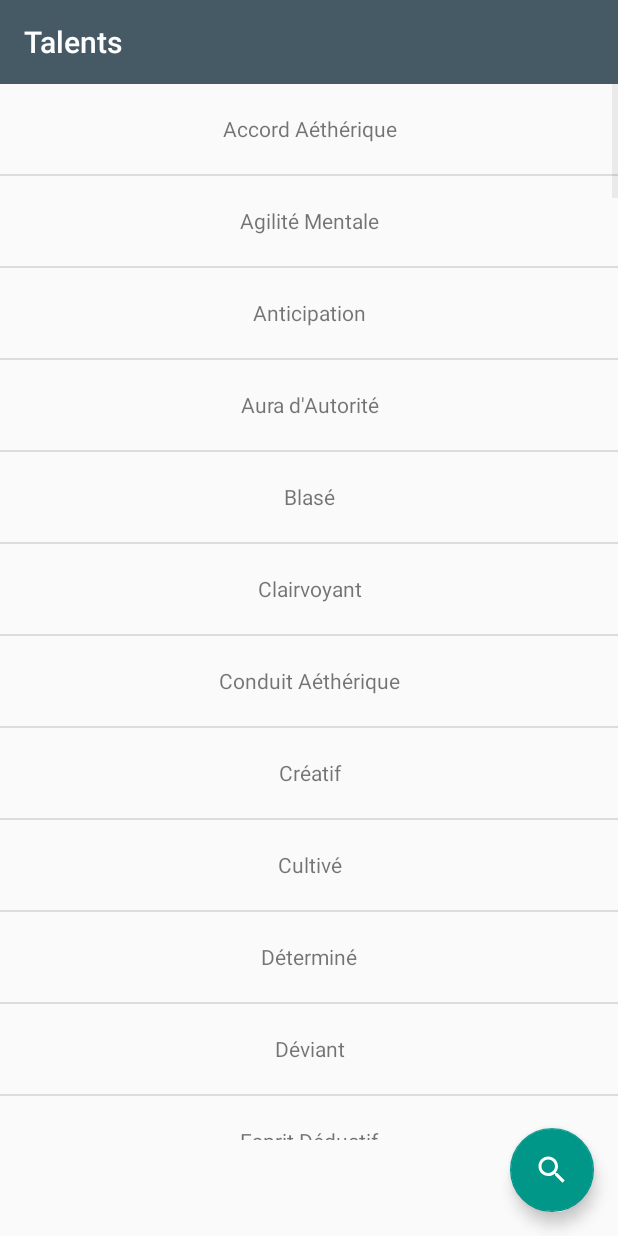
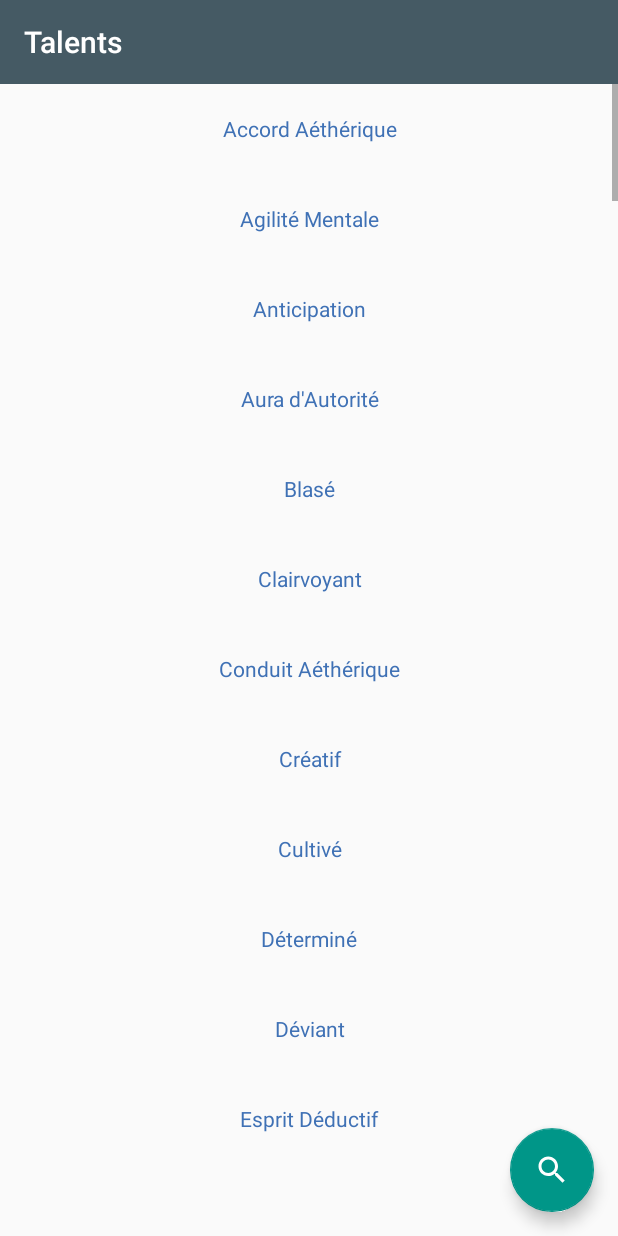
Before and after one commit to CNicolas/WHFRP3Companion, an Android app: the TalentsActivity screen opened directly, with no data from a screen before it, on a phone screen of 412 x 824 dp. Run offline under Robolectric (Android 15) with nearby library versions, the phone set to English and light mode, and no system bars; our stand-ins replace ButterKnife.

Commit message:
WIP(app-talents): Use recyclerView for talents

```diff
--- a/app/build.gradle
+++ b/app/build.gradle
@@ -31,6 +31,9 @@ dependencies {
     compile "com.android.support:appcompat-v7:$android_support_version"
     compile "com.android.support:support-v4:$android_support_version"
     compile "com.android.support:design:$android_support_version"
+    compile "com.android.support:recyclerview-v7:$android_support_version"
+    compile "com.android.support:cardview-v7:$android_support_version"
+    compile 'com.android.support.constraint:constraint-layout:1.1.0'
 
     // Kotlin
     compile "org.jetbrains.kotlin:kotlin-stdlib-jdk7:$kotlin_version"
@@ -45,14 +48,13 @@ dependencies {
     compile "org.adw.library:discrete-seekbar:1.0.1"
 
     // Tests
+    testCompile 'junit:junit:4.12'
     testCompile "org.robolectric:robolectric:$robolectric_version"
+    testCompile 'org.robolectric:shadows-support-v4:3.3.2'
     testCompile "org.assertj:assertj-core:$assertj_version"
     androidTestCompile('com.android.support.test.espresso:espresso-core:2.2.2', {
         exclude group: 'com.android.support', module: 'support-annotations'
     })
-    compile 'com.android.support.constraint:constraint-layout:1.0.2'
-    testCompile 'org.robolectric:shadows-support-v4:3.3.2'
-    testCompile 'junit:junit:4.12'
 }
 repositories {
     mavenCentral()
--- a/app/src/main/java/com/nicolas/whfrp3companion/shared/activities/TalentsActivity.kt
+++ b/app/src/main/java/com/nicolas/whfrp3companion/shared/activities/TalentsActivity.kt
@@ -2,8 +2,9 @@ package com.nicolas.whfrp3companion.shared.activities
 
 import android.os.Bundle
 import android.support.v7.app.AppCompatActivity
+import android.support.v7.widget.LinearLayoutManager
+import android.support.v7.widget.RecyclerView
 import android.support.v7.widget.Toolbar
-import android.widget.ListView
 import butterknife.ButterKnife
 import butterknife.Unbinder
 import com.nicolas.database.loadTalents
@@ -17,7 +18,7 @@ import com.nicolas.whfrp3companion.shared.bind
 import org.jetbrains.anko.longToast
 
 class TalentsActivity : AppCompatActivity() {
-    private val talentsListView by bind<ListView>(R.id.talents)
+    private val talentsListView by bind<RecyclerView>(R.id.talents)
 
     private lateinit var unbinder: Unbinder
 
@@ -32,8 +33,9 @@ class TalentsActivity : AppCompatActivity() {
         val toolbar = findViewById<Toolbar>(R.id.toolbar)
         setSupportActionBar(toolbar)
 
+        talentsListView.layoutManager = LinearLayoutManager(this)
+
         allTalents = loadTalents(this)
-
         if (intent?.extras !== null) {
             val talentSearch = intent.extras.getSerializable(TALENTS_SEARCH_INTENT_ARGUMENT) as TalentSearch
             talentsListView.adapter = TalentsAdapter(this, applySearch(talentSearch))
--- a/app/src/main/java/com/nicolas/whfrp3companion/shared/adapters/TalentsAdapter.kt
+++ b/app/src/main/java/com/nicolas/whfrp3companion/shared/adapters/TalentsAdapter.kt
@@ -1,47 +1,55 @@
 package com.nicolas.whfrp3companion.shared.adapters
 
 import android.content.Context
+import android.support.v4.content.ContextCompat
+import android.support.v7.widget.RecyclerView
 import android.view.LayoutInflater
 import android.view.View
 import android.view.ViewGroup
-import android.widget.BaseAdapter
 import android.widget.TextView
 import butterknife.ButterKnife
+import butterknife.OnClick
 import com.nicolas.models.player.playerLinked.talent.Talent
 import com.nicolas.whfrp3companion.R
 import com.nicolas.whfrp3companion.shared.bind
+import com.nicolas.whfrp3companion.shared.enums.colorId
+import org.jetbrains.anko.toast
 
-class TalentsAdapter(context: Context, private val talents: List<Talent>) : BaseAdapter() {
+class TalentsAdapter(context: Context, private val talents: List<Talent>) : RecyclerView.Adapter<TalentsAdapter.ViewHolder>() {
     private val inflater = LayoutInflater.from(context)
 
-    override fun getCount(): Int = talents.size
-    override fun getItem(position: Int) = talents[position]
-    override fun getItemId(position: Int) = position.toLong()
+    override fun onCreateViewHolder(parent: ViewGroup, viewType: Int): ViewHolder {
+        val view = inflater.inflate(R.layout.list_element_talent, parent, false)
 
-    override fun getView(position: Int, savedView: View?, parent: ViewGroup?): View {
-        var view = savedView
-
-        val holder: ViewHolder
-        if (view != null) {
-            holder = view.tag as ViewHolder
-        } else {
-            view = inflater.inflate(R.layout.list_element_talent, parent, false)
-            holder = ViewHolder(view)
-            view!!.tag = holder
-        }
-
-        val talent = getItem(position)
-
-        holder.nameView.text = talent.name
-
-        return view
+        return ViewHolder(view)
     }
 
-    internal class ViewHolder(view: View) {
-        val nameView by view.bind<TextView>(R.id.talent_name)
+    override fun onBindViewHolder(holder: ViewHolder, position: Int) {
+        holder.setupViews(talents[position])
+    }
+
+    override fun getItemCount(): Int = talents.size
+
+    class ViewHolder(private val view: View) : RecyclerView.ViewHolder(view) {
+        private val nameView by view.bind<TextView>(R.id.talent_name)
+        private lateinit var talent: Talent
 
         init {
             ButterKnife.bind(this, view)
         }
+
+        fun setupViews(talent: Talent) {
+            this.talent = talent
+
+            nameView.text = talent.name
+
+            val talentTypeColor = ContextCompat.getColor(nameView.context, talent.type.colorId)
+            nameView.setTextColor(talentTypeColor)
+        }
+
+        @OnClick(R.id.talent_name)
+        fun selectTalent() {
+            view.context.toast(talent.toString())
+        }
     }
 }
--- a/app/src/main/res/layout/activity_talents.xml
+++ b/app/src/main/res/layout/activity_talents.xml
@@ -9,12 +9,13 @@
 
     <include layout="@layout/toolbar" />
 
-    <ListView android:id="@+id/talents"
-              android:layout_width="match_parent"
-              android:layout_height="wrap_content"
-              android:layout_marginTop="?attr/actionBarSize"
-              android:layout_marginBottom="@dimen/giant_padding_2"
-              tools:listitem="@layout/list_element_talent" />
+    <android.support.v7.widget.RecyclerView android:id="@+id/talents"
+                                            android:layout_width="match_parent"
+                                            android:layout_height="wrap_content"
+                                            android:scrollbars="vertical"
+                                            android:layout_marginTop="?attr/actionBarSize"
+                                            android:layout_marginBottom="@dimen/giant_padding_2"
+                                            tools:listitem="@layout/list_element_talent" />
 
     <android.support.design.widget.FloatingActionButton android:id="@+id/search"
                                                         android:layout_width="wrap_content"
--- a/app/src/main/res/layout/list_element_talent.xml
+++ b/app/src/main/res/layout/list_element_talent.xml
@@ -1,7 +1,7 @@
 <?xml version="1.0" encoding="utf-8"?>
 <LinearLayout xmlns:android="http://schemas.android.com/apk/res/android"
               android:layout_width="match_parent"
-              android:layout_height="match_parent">
+              android:layout_height="wrap_content">
     <TextView android:id="@+id/talent_name"
               android:layout_width="match_parent"
               android:layout_height="60dp"
```
